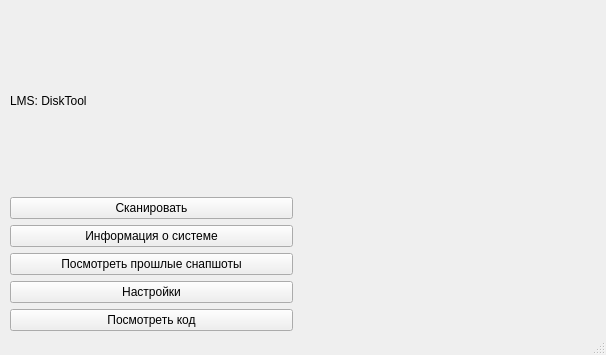
The window that src/frontend/DiskUI.ui (Nam4ik/LMS-Disk) describes before a commit, drawn with Qt 5.
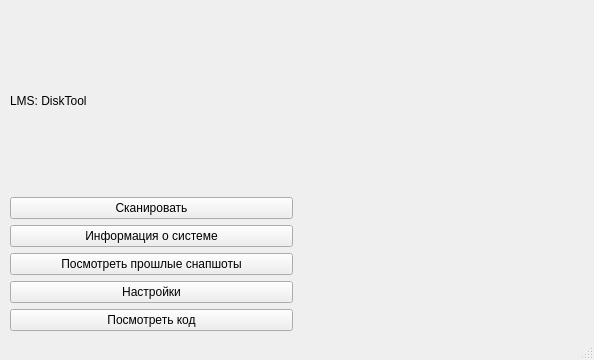
The same window after the commit.

Commit message: Edited ui templates, fixing issue with unresizable widgets.

```diff
--- a/src/frontend/DiskUI.ui
+++ b/src/frontend/DiskUI.ui
@@ -6,15 +6,15 @@
    <rect>
     <x>0</x>
     <y>0</y>
-    <width>606</width>
-    <height>355</height>
+    <width>594</width>
+    <height>360</height>
    </rect>
   </property>
   <property name="windowTitle">
    <string>MainWindow</string>
   </property>
   <widget class="QWidget" name="centralwidget">
-   <widget class="QWidget" name="">
+   <widget class="QWidget" name="layoutWidget">
     <property name="geometry">
      <rect>
       <x>10</x>
```
The commit also changes 5 other files.
